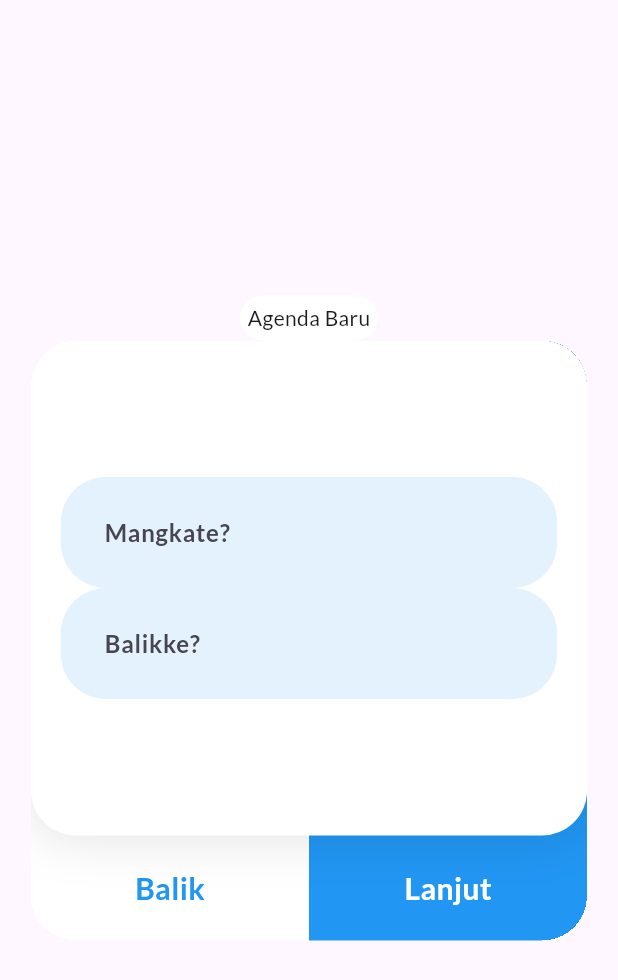
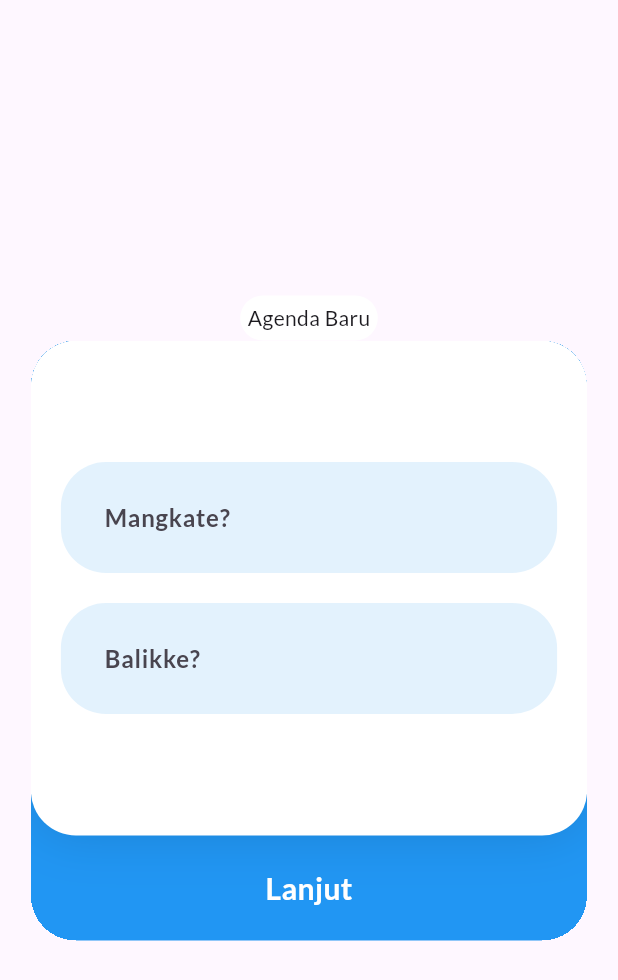
Before and after one commit to hudagraphy/markethink, a Flutter app: the screen it shows after launch, on a phone screen of 412 x 824 dp. Shown: the top 980 px of the screen. Run offline on Flutter 3.47's test engine with Material 3 defaults, Android fonts, the light colour scheme and no system bars; drawn by our look-alikes of flutter_form_builder; our stand-ins replace animated_bottom_navigation_bar, easy_stepper, google_fonts.

Commit message:
Manual Stepper Done

```diff
--- a/lib/addAgenda.dart
+++ b/lib/addAgenda.dart
@@ -11,13 +11,18 @@ class InputAgenda extends StatefulWidget {
 }
 
 class _InputAgendaState extends State<InputAgenda> {
+  int step = 1;
+  final _kunciForm = GlobalKey<FormBuilderState>();
   @override
   Widget build(BuildContext context) {
     double lebarLayar = MediaQuery.of(context).size.width;
     double tinggiLayar = MediaQuery.of(context).size.height;
-    final _kunciForm = GlobalKey<FormBuilderState>();
+
+
     return Scaffold(
-      body: Container(
+      body: FormBuilder(
+        key: _kunciForm,
+        child: Container(
           padding: EdgeInsets.symmetric(
               horizontal: lebarLayar <= 720
                   ? (5 / 100 * lebarLayar)
@@ -48,8 +53,12 @@ class _InputAgendaState extends State<InputAgenda> {
                         children: [
                           //tombol balik
                           Visibility(
-                          visible: true,
+                            visible: step > 1,
                             child: Expanded(
+                              child: GestureDetector(
+                                onTap: () => setState(() {
+                                  step--;
+                                }),
                                 child: Container(
                                   padding: EdgeInsets.all(20),
                                   decoration: BoxDecoration(
@@ -68,8 +77,11 @@ class _InputAgendaState extends State<InputAgenda> {
                                 ),
                               ),
                             ),
+                          ),
                           //tombol lanjut
                           Expanded(
+                            child: GestureDetector(
+                              onTap: () => setState(() {step++; debugPrint(step.toString());}),
                               child: Container(
                                 padding: EdgeInsets.all(20),
                                 decoration: BoxDecoration(
@@ -86,13 +98,12 @@ class _InputAgendaState extends State<InputAgenda> {
                                   ),
                                 ),
                               ),
+                            ),
                           )
                         ],
                       ),
                       //form input
-                    FormBuilder(
-                      key: _kunciForm,
-                      child: Container(
+                      Container(
                         height: 330,
                         padding: EdgeInsets.all(20),
                         decoration: BoxDecoration(
@@ -106,17 +117,21 @@ class _InputAgendaState extends State<InputAgenda> {
                           ],
                         ),
                         child: Column(
-                          mainAxisAlignment: MainAxisAlignment.spaceEvenly,
+                          mainAxisAlignment: MainAxisAlignment.center,
                           children: [
-                            Column(
+                            //Step 1
+                            Visibility(
+                              visible: step == 1,
+                              child: Column(
                                 children: [
-                                //field Mangkate?
+                                  //fieldMangkate
                                   FormBuilderDateTimePicker(
                                     name: "waktuAgendaStart",
                                     firstDate: DateTime.now(),
                                     lastDate: DateTime(2024, 12, 31),
                                     decoration: PengaturanDekorasiField(
-                                      hintText: "Mangkate?"),
+                                      hintText: "Mangkate?",
+                                    ),
                                     onChanged: (value) {
                                       _kunciForm.currentState?.save();
                                       debugPrint(_kunciForm.currentState?.value
@@ -124,26 +139,45 @@ class _InputAgendaState extends State<InputAgenda> {
                                       setState(() {});
                                     },
                                   ),
+                                  SizedBox(
+                                    height: 20,
+                                  ),
                                   //field Balikke?
                                   FormBuilderDateTimePicker(
                                     name: "waktuAgendaEnd",
                                     //enabled: ,
-                                  firstDate: _kunciForm
-                                      .currentState?.value['waktuAgendaStart'],
+                                    firstDate: _kunciForm.currentState
+                                        ?.value['waktuAgendaStart'],
                                     lastDate: DateTime(2024, 12, 31),
                                     decoration: PengaturanDekorasiField(
                                         hintText: "Balikke?"),
                                   ),
                                 ],
                               ),
+                            ),
+                            //Step 2
+                            Visibility(
+                              visible: step == 2,
+                              child: Column(
+                                children: [
+                                  //jenis Agenda
+                                  FormBuilderDropdown(
+                                    name: "jenisAgenda",
+                                    decoration: PengaturanDekorasiField(
+                                        hintText: "Jenis Agenda"),
+                                    items: [],
+                                  )
                                 ],
-                        ),
                               ),
                             ),
                           ],
                         ),
                       ),
                     ],
+                  ),
+                ),
+              ],
+            ),
           ),
         ),
       ),
```
Lines whose indentation alone changed are shown as unchanged.
